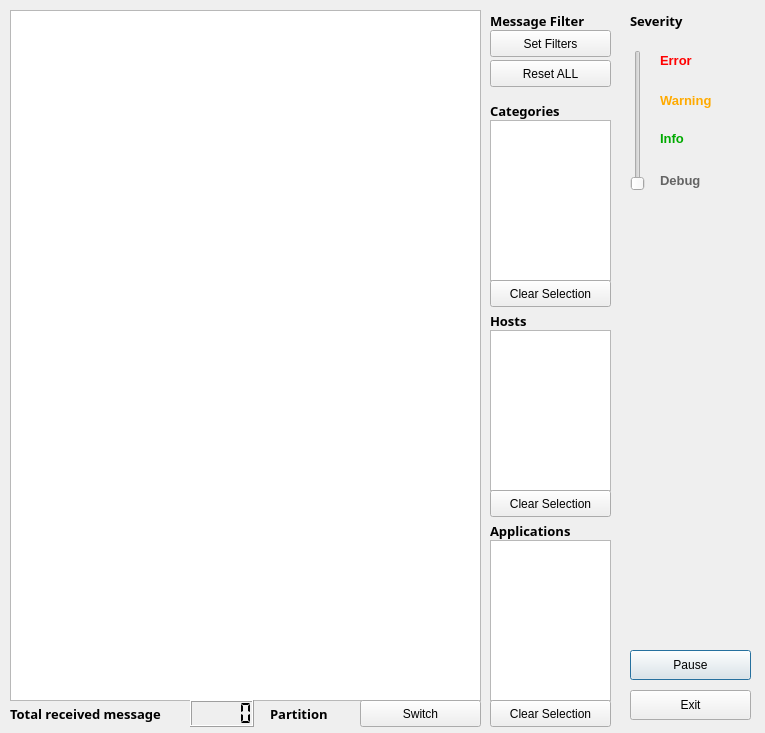
Qt form Extensions/bin/msgviewerdlgui.ui (drbenmorgan/fnal-messagefacility) before a commit.
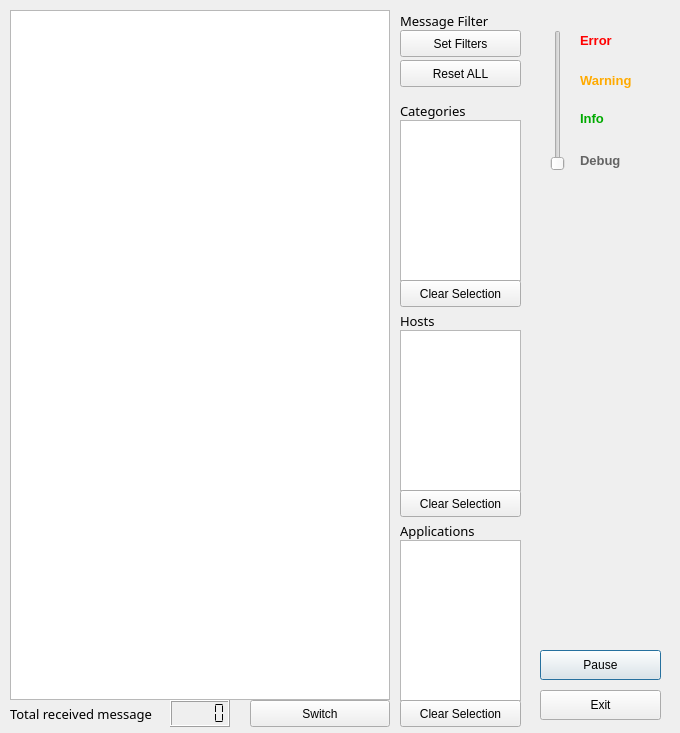
The same form after that commit.

```diff
--- a/Extensions/bin/msgviewerdlgui.ui
+++ b/Extensions/bin/msgviewerdlgui.ui
@@ -6,7 +6,7 @@
    <rect>
     <x>0</x>
     <y>0</y>
-    <width>765</width>
+    <width>680</width>
     <height>733</height>
    </rect>
   </property>
@@ -16,7 +16,7 @@
   <widget class="QPushButton" name="btnPause">
    <property name="geometry">
     <rect>
-     <x>630</x>
+     <x>540</x>
      <y>650</y>
      <width>121</width>
      <height>30</height>
@@ -29,7 +29,7 @@
   <widget class="QPushButton" name="btnExit">
    <property name="geometry">
     <rect>
-     <x>630</x>
+     <x>540</x>
      <y>690</y>
      <width>121</width>
      <height>30</height>
@@ -47,10 +47,15 @@
     <rect>
      <x>10</x>
      <y>10</y>
-     <width>471</width>
-     <height>691</height>
+     <width>380</width>
+     <height>690</height>
     </rect>
    </property>
+   <property name="font">
+    <font>
+     <family>Courier 10 Pitch</family>
+    </font>
+   </property>
    <property name="verticalScrollBarPolicy">
     <enum>Qt::ScrollBarAsNeeded</enum>
    </property>
@@ -58,33 +63,12 @@
     <bool>true</bool>
    </property>
   </widget>
-  <widget class="QLabel" name="label_Partition">
-   <property name="geometry">
-    <rect>
-     <x>270</x>
-     <y>700</y>
-     <width>101</width>
-     <height>27</height>
-    </rect>
-   </property>
-   <property name="font">
-    <font>
-     <family>Sans Serif</family>
-     <pointsize>10</pointsize>
-     <weight>75</weight>
-     <bold>true</bold>
-    </font>
-   </property>
-   <property name="text">
-    <string>Partition</string>
-   </property>
-  </widget>
   <widget class="QPushButton" name="btnSwitchChannel">
    <property name="geometry">
     <rect>
-     <x>360</x>
+     <x>250</x>
      <y>700</y>
-     <width>121</width>
+     <width>140</width>
      <height>27</height>
     </rect>
    </property>
@@ -95,7 +79,7 @@
   <widget class="QLabel" name="label_6">
    <property name="geometry">
     <rect>
-     <x>490</x>
+     <x>400</x>
      <y>310</y>
      <width>51</width>
      <height>21</height>
@@ -105,8 +89,8 @@
     <font>
      <family>Sans Serif</family>
      <pointsize>10</pointsize>
-     <weight>75</weight>
-     <bold>true</bold>
+     <weight>50</weight>
+     <bold>false</bold>
     </font>
    </property>
    <property name="text">
@@ -116,7 +100,7 @@
   <widget class="QLabel" name="label_7">
    <property name="geometry">
     <rect>
-     <x>490</x>
+     <x>400</x>
      <y>520</y>
      <width>111</width>
      <height>21</height>
@@ -126,8 +110,8 @@
     <font>
      <family>Sans Serif</family>
      <pointsize>10</pointsize>
-     <weight>75</weight>
-     <bold>true</bold>
+     <weight>50</weight>
+     <bold>false</bold>
     </font>
    </property>
    <property name="text">
@@ -137,7 +121,7 @@
   <widget class="QLabel" name="label_8">
    <property name="geometry">
     <rect>
-     <x>490</x>
+     <x>400</x>
      <y>100</y>
      <width>101</width>
      <height>21</height>
@@ -147,8 +131,8 @@
     <font>
      <family>Sans Serif</family>
      <pointsize>10</pointsize>
-     <weight>75</weight>
-     <bold>true</bold>
+     <weight>50</weight>
+     <bold>false</bold>
     </font>
    </property>
    <property name="text">
@@ -158,7 +142,7 @@
   <widget class="QListWidget" name="lwCategory">
    <property name="geometry">
     <rect>
-     <x>490</x>
+     <x>400</x>
      <y>120</y>
      <width>121</width>
      <height>161</height>
@@ -168,7 +152,7 @@
   <widget class="QListWidget" name="lwHost">
    <property name="geometry">
     <rect>
-     <x>490</x>
+     <x>400</x>
      <y>330</y>
      <width>121</width>
      <height>161</height>
@@ -178,7 +162,7 @@
   <widget class="QListWidget" name="lwApplication">
    <property name="geometry">
     <rect>
-     <x>490</x>
+     <x>400</x>
      <y>540</y>
      <width>121</width>
      <height>161</height>
@@ -188,7 +172,7 @@
   <widget class="QPushButton" name="btnClearCat">
    <property name="geometry">
     <rect>
-     <x>490</x>
+     <x>400</x>
      <y>280</y>
      <width>121</width>
      <height>27</height>
@@ -201,7 +185,7 @@
   <widget class="QPushButton" name="btnClearHost">
    <property name="geometry">
     <rect>
-     <x>490</x>
+     <x>400</x>
      <y>490</y>
      <width>121</width>
      <height>27</height>
@@ -214,7 +198,7 @@
   <widget class="QPushButton" name="btnClearApp">
    <property name="geometry">
     <rect>
-     <x>490</x>
+     <x>400</x>
      <y>700</y>
      <width>121</width>
      <height>27</height>
@@ -227,7 +211,7 @@
   <widget class="QPushButton" name="btnFilter">
    <property name="geometry">
     <rect>
-     <x>490</x>
+     <x>400</x>
      <y>30</y>
      <width>121</width>
      <height>27</height>
@@ -240,7 +224,7 @@
   <widget class="QPushButton" name="btnReset">
    <property name="geometry">
     <rect>
-     <x>490</x>
+     <x>400</x>
      <y>60</y>
      <width>121</width>
      <height>27</height>
@@ -253,7 +237,7 @@
   <widget class="QLabel" name="label_9">
    <property name="geometry">
     <rect>
-     <x>490</x>
+     <x>400</x>
      <y>10</y>
      <width>121</width>
      <height>21</height>
@@ -263,8 +247,8 @@
     <font>
      <family>Sans Serif</family>
      <pointsize>10</pointsize>
-     <weight>75</weight>
-     <bold>true</bold>
+     <weight>50</weight>
+     <bold>false</bold>
     </font>
    </property>
    <property name="text">
@@ -276,7 +260,7 @@
     <rect>
      <x>10</x>
      <y>700</y>
-     <width>171</width>
+     <width>161</width>
      <height>27</height>
     </rect>
    </property>
@@ -284,8 +268,8 @@
     <font>
      <family>Sans Serif</family>
      <pointsize>10</pointsize>
-     <weight>75</weight>
-     <bold>true</bold>
+     <weight>50</weight>
+     <bold>false</bold>
     </font>
    </property>
    <property name="text">
@@ -295,9 +279,9 @@
   <widget class="QLCDNumber" name="lcdMsgs">
    <property name="geometry">
     <rect>
-     <x>190</x>
+     <x>170</x>
      <y>700</y>
-     <width>64</width>
+     <width>60</width>
      <height>27</height>
     </rect>
    </property>
@@ -317,8 +301,8 @@
   <widget class="QSlider" name="vsSeverity">
    <property name="geometry">
     <rect>
-     <x>630</x>
-     <y>50</y>
+     <x>550</x>
+     <y>30</y>
      <width>16</width>
      <height>141</height>
     </rect>
@@ -342,8 +326,8 @@
   <widget class="QLabel" name="label_3">
    <property name="geometry">
     <rect>
-     <x>660</x>
-     <y>130</y>
+     <x>580</x>
+     <y>110</y>
      <width>31</width>
      <height>16</height>
     </rect>
@@ -399,8 +383,8 @@
   <widget class="QLabel" name="label_2">
    <property name="geometry">
     <rect>
-     <x>660</x>
-     <y>170</y>
+     <x>580</x>
+     <y>150</y>
      <width>51</width>
      <height>21</height>
     </rect>
@@ -456,8 +440,8 @@
   <widget class="QLabel" name="label_5">
    <property name="geometry">
     <rect>
-     <x>660</x>
-     <y>40</y>
+     <x>580</x>
+     <y>20</y>
      <width>41</width>
      <height>41</height>
     </rect>
@@ -540,8 +524,8 @@
   <widget class="QLabel" name="label_4">
    <property name="geometry">
     <rect>
-     <x>660</x>
-     <y>90</y>
+     <x>580</x>
+     <y>70</y>
      <width>71</width>
      <height>21</height>
     </rect>
@@ -594,27 +578,6 @@
     <string>Warning</string>
    </property>
   </widget>
-  <widget class="QLabel" name="label_10">
-   <property name="geometry">
-    <rect>
-     <x>630</x>
-     <y>10</y>
-     <width>71</width>
-     <height>21</height>
-    </rect>
-   </property>
-   <property name="font">
-    <font>
-     <family>Sans Serif</family>
-     <pointsize>10</pointsize>
-     <weight>75</weight>
-     <bold>true</bold>
-    </font>
-   </property>
-   <property name="text">
-    <string>Severity</string>
-   </property>
-  </widget>
  </widget>
  <resources/>
  <connections/>
```
